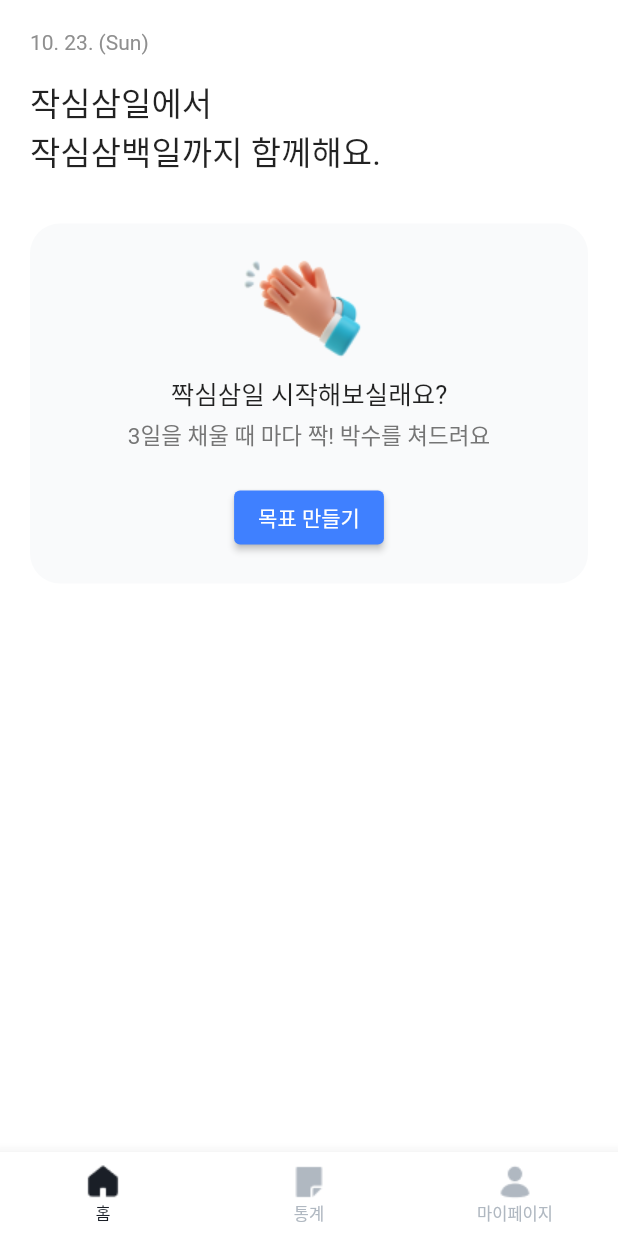
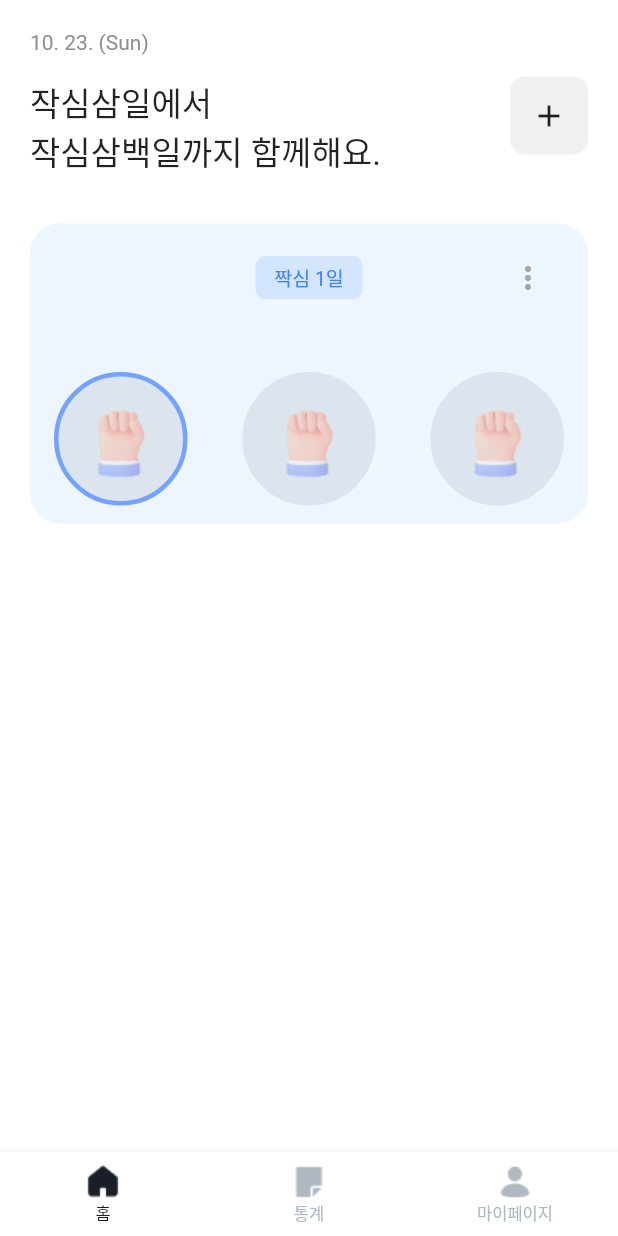
Before and after one commit to depromeet12th/three-days-flutter-archived, a Flutter app: the GoalAddPage screen opened directly, after a tap on "목표 만들기", on a phone screen of 412 x 824 dp. Run offline on Flutter 3.47's test engine with Material 2 defaults, Android fonts, the phone set to English and light mode, and no system bars; our stand-ins replace firebase_core, flutter_dotenv, sqflite; accounts and stored records are empty; Roboto replaces fonts that are missing (Suit).

Commit message:
fix: 목표 생성시 홈화면에서 바로 보이게 개선

```diff
--- a/lib/goal/goal_add_page.dart
+++ b/lib/goal/goal_add_page.dart
@@ -61,7 +61,10 @@ class _GoalAddPageState extends State<GoalAddPage> {
                   if (kDebugMode) {
                     print('createdGoal: $goal');
                   }
-                  Navigator.of(context).pop(goal);
+                  Navigator.of(context).pushNamedAndRemoveUntil(
+                      '/goal/list',
+                      (route) => route.settings.name == '/goal/list',
+                  );
                 },
                 style: ElevatedButton.styleFrom(
                   minimumSize: const Size.fromHeight(50),
```
